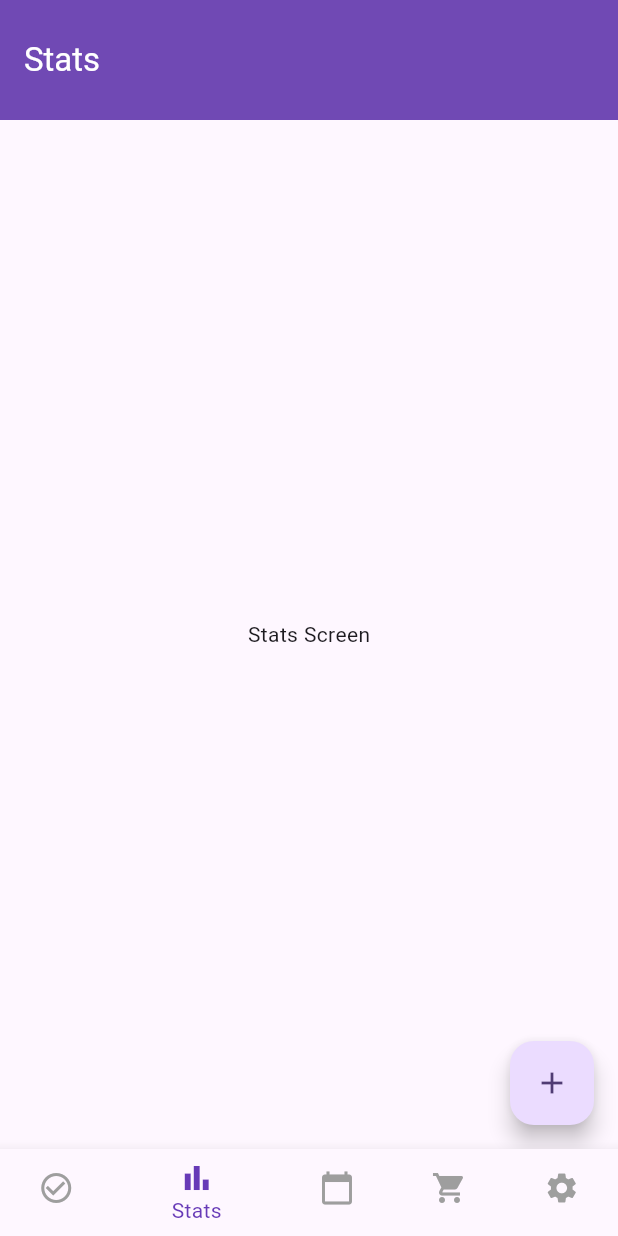
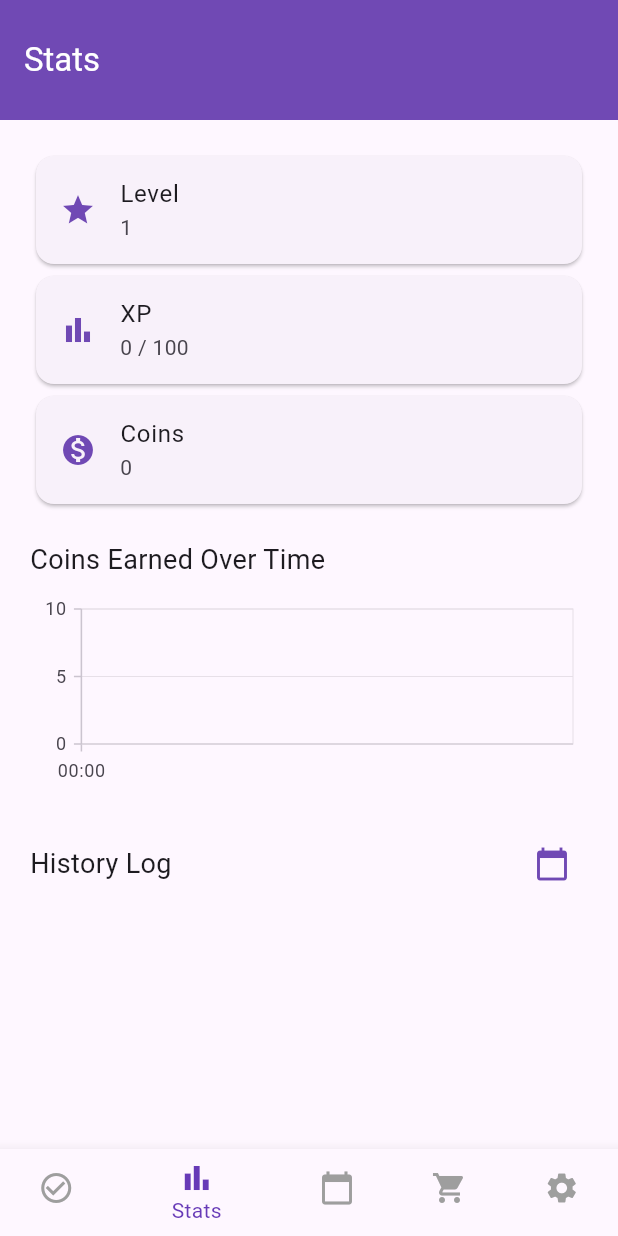
Before and after one commit to Ancil-Benny/Gamify-Life, a Flutter app: the screen it shows after launch, item 2 of the bottom bar chosen, on a phone screen of 412 x 824 dp. Run offline on Flutter 3.47's test engine with Material 3 defaults, Android fonts, the light colour scheme and no system bars; our stand-ins replace flutter_local_notifications, shared_preferences, syncfusion_flutter_charts, timezone.

Commit message:
Add stats_screen, charts, history log, level, exp and gold

```diff
--- a/sync_xy/lib/screens/stats_screen.dart
+++ b/sync_xy/lib/screens/stats_screen.dart
@@ -1,52 +1,121 @@
 import 'package:flutter/material.dart';
+import 'package:provider/provider.dart';
+import 'package:sync_xy/providers/app_state_provider.dart';
+import 'package:syncfusion_flutter_charts/charts.dart';
+import 'package:intl/intl.dart';
 
-class StatsScreen extends StatelessWidget {
+class StatsScreen extends StatefulWidget {
   const StatsScreen({super.key});
 
-  void _showDialog(BuildContext context) {
-    showDialog(
+  @override
+  _StatsScreenState createState() => _StatsScreenState();
+}
+
+class _StatsScreenState extends State<StatsScreen> {
+  DateTime _selectedDate = DateTime.now();
+
+  void _selectDate(BuildContext context) async {
+    final DateTime? picked = await showDatePicker(
       context: context,
-      builder: (BuildContext context) {
-        return Dialog(
-          shape: RoundedRectangleBorder(
-            borderRadius: BorderRadius.circular(10),
-          ),
-          child: Container(
-            width: double.infinity,
-            padding: const EdgeInsets.all(20),
-            child: Column(
-              mainAxisSize: MainAxisSize.min,
-              children: const [
-                Text('Add Stat', style: TextStyle(fontSize: 18)),
-                SizedBox(height: 20),
-                TextField(
-                  decoration: InputDecoration(
-                    labelText: 'Enter stat',
-                    border: OutlineInputBorder(),
-                  ),
-                ),
-                SizedBox(height: 20),
-                ElevatedButton(
-                  onPressed: null,
-                  child: Text('Submit'),
-                ),
-              ],
-            ),
-          ),
-        );
-      },
+      initialDate: _selectedDate,
+      firstDate: DateTime(2000),
+      lastDate: DateTime.now(),
     );
+    if (picked != null && picked != _selectedDate) {
+      setState(() {
+        _selectedDate = picked;
+      });
+    }
   }
 
   @override
   Widget build(BuildContext context) {
+    final appState = Provider.of<AppStateProvider>(context);
+    final level = appState.level;
+    final xp = appState.xp;
+    final coins = appState.coins;
+    final nextLevelXp = 100 * (1 << (level - 1)); // Double XP for each level
+    final historyLog = appState.historyLog.where((log) {
+      final logDate = DateTime.parse(log['date']);
+      return logDate.year == _selectedDate.year &&
+             logDate.month == _selectedDate.month &&
+             logDate.day == _selectedDate.day;
+    }).toList();
+
     return Scaffold(
-      body: Center(
-        child: Text('Stats Screen'),
-      ),
-      floatingActionButton: FloatingActionButton(
-        onPressed: () => _showDialog(context),
-        child: const Icon(Icons.add),
+      body: Padding(
+        padding: const EdgeInsets.all(20),
+        child: Column(
+          crossAxisAlignment: CrossAxisAlignment.start,
+          children: [
+            Card(
+              child: ListTile(
+                leading: const Icon(Icons.star, color: Color.fromARGB(255, 112, 73, 180)),
+                title: const Text('Level'),
+                subtitle: Text('$level'),
+              ),
+            ),
+            Card(
+              child: ListTile(
+                leading: const Icon(Icons.bar_chart, color: Color.fromARGB(255, 112, 73, 180)),
+                title: const Text('XP'),
+                subtitle: Text('$xp / $nextLevelXp'),
+              ),
+            ),
+            Card(
+              child: ListTile(
+                leading: const Icon(Icons.monetization_on, color: Color.fromARGB(255, 112, 73, 180)),
+                title: const Text('Coins'),
+                subtitle: Text('$coins'),
+              ),
+            ),
+            const SizedBox(height: 20),
+            const Text('Coins Earned Over Time', style: TextStyle(fontSize: 18)),
+            const SizedBox(height: 10),
+            Expanded(
+              child: SfCartesianChart(
+                primaryXAxis: DateTimeAxis(),
+                series: <ChartSeries>[
+                  LineSeries<Map<String, dynamic>, DateTime>(
+                    dataSource: appState.historyLog,
+                    xValueMapper: (log, _) => DateTime.parse(log['date']),
+                    yValueMapper: (log, _) => log['coins'],
+                  ),
+                ],
+              ),
+            ),
+            const SizedBox(height: 20),
+            Row(
+              mainAxisAlignment: MainAxisAlignment.spaceBetween,
+              children: [
+                const Text('History Log', style: TextStyle(fontSize: 18)),
+                IconButton(
+                  icon: const Icon(Icons.calendar_today, color: Color.fromARGB(255, 112, 73, 180)),
+                  onPressed: () => _selectDate(context),
+                ),
+              ],
+            ),
+            const SizedBox(height: 10),
+            Expanded(
+              child: ListView.builder(
+                padding: const EdgeInsets.all(10),
+                itemCount: historyLog.length,
+                itemBuilder: (context, index) {
+                  final log = historyLog[index];
+                  final name = log['name'] ?? 'Unknown';
+                  final date = log['date'] ?? 'Unknown';
+                  final action = log['action'] ?? 'Unknown';
+                  return ListTile(
+                    leading: const Icon(Icons.history, color: Color.fromARGB(255, 112, 73, 180)),
+                    title: Text(name),
+                    subtitle: Text(DateFormat('yyyy-MM-dd – kk:mm').format(DateTime.parse(date))),
+                    trailing: Text(action),
+                  );
+                },
+              ),
+            ),
+          ],
+        ),
       ),
     );
   }
--- a/sync_xy/pubspec.yaml
+++ b/sync_xy/pubspec.yaml
@@ -31,6 +31,9 @@ dependencies:
   flutter:
     sdk: flutter
   provider: ^6.0.0
+  shared_preferences: ^2.0.6
+  flutter_local_notifications: ^18.0.0
+  syncfusion_flutter_charts: ^20.2.45
 
   # The following adds the Cupertino Icons font to your application.
   # Use with the CupertinoIcons class for iOS style icons.
```
